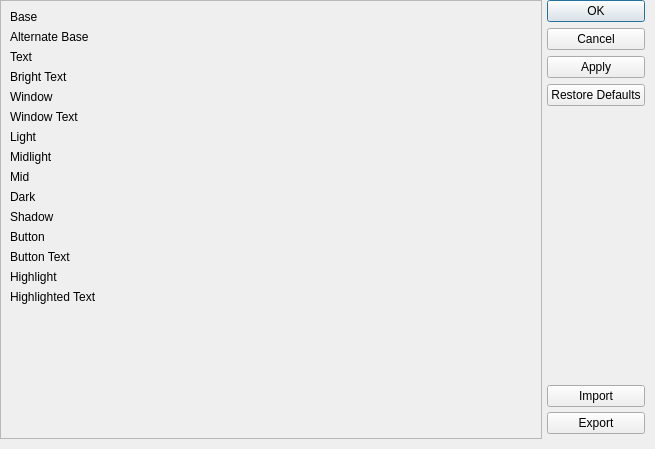
This is src/styleeditor.ui in beige/CreatorStyleEdit as Qt 5 draws it before an edit. The edited form follows.
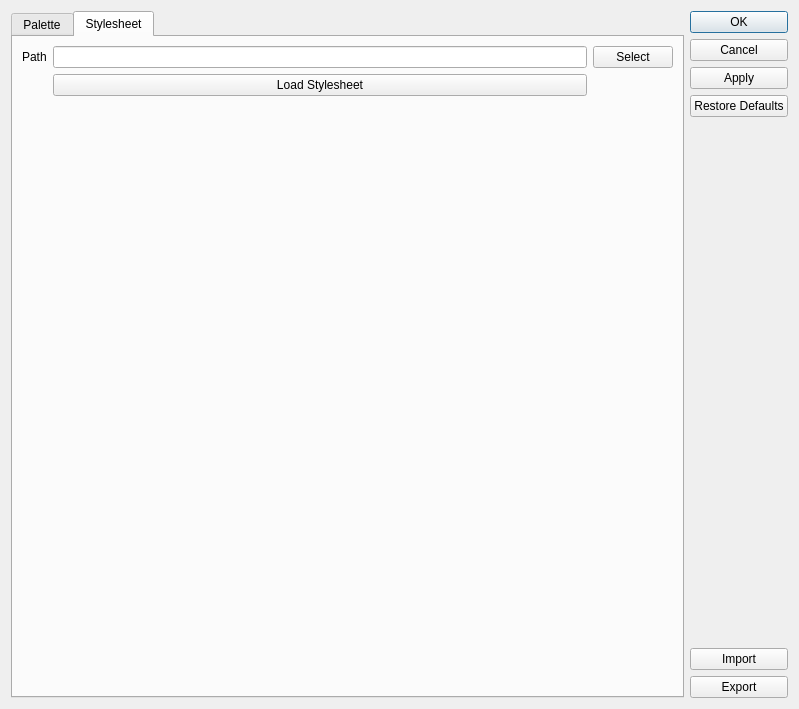
This is the edited form. Custom widgets are drawn as their Qt base class.

```diff
--- a/src/styleeditor.ui
+++ b/src/styleeditor.ui
@@ -6,36 +6,14 @@
    <rect>
     <x>0</x>
     <y>0</y>
-    <width>655</width>
-    <height>449</height>
+    <width>799</width>
+    <height>709</height>
    </rect>
   </property>
   <property name="windowTitle">
    <string>Dialog</string>
   </property>
   <layout class="QGridLayout" name="gridLayout">
-   <property name="leftMargin">
-    <number>0</number>
-   </property>
-   <property name="topMargin">
-    <number>0</number>
-   </property>
-   <property name="rightMargin">
-    <number>10</number>
-   </property>
-   <property name="bottomMargin">
-    <number>10</number>
-   </property>
-   <property name="spacing">
-    <number>5</number>
-   </property>
-   <item row="2" column="1">
-    <widget class="QPushButton" name="importPushButton">
-     <property name="text">
-      <string>Import</string>
-     </property>
-    </widget>
-   </item>
    <item row="0" column="1">
     <widget class="QDialogButtonBox" name="buttonBox">
      <property name="orientation">
@@ -46,6 +24,29 @@
      </property>
     </widget>
    </item>
+   <item row="1" column="1">
+    <spacer name="verticalSpacer">
+     <property name="orientation">
+      <enum>Qt::Vertical</enum>
+     </property>
+     <property name="sizeType">
+      <enum>QSizePolicy::Fixed</enum>
+     </property>
+     <property name="sizeHint" stdset="0">
+      <size>
+       <width>20</width>
+       <height>20</height>
+      </size>
+     </property>
+    </spacer>
+   </item>
+   <item row="2" column="1">
+    <widget class="QPushButton" name="importPushButton">
+     <property name="text">
+      <string>Import</string>
+     </property>
+    </widget>
+   </item>
    <item row="3" column="1">
     <widget class="QPushButton" name="exportPushButton">
      <property name="text">
@@ -53,7 +54,38 @@
      </property>
     </widget>
    </item>
-   <item row="0" column="0" rowspan="5">
+   <item row="0" column="0" rowspan="4">
+    <widget class="QTabWidget" name="tabWidget">
+     <property name="tabPosition">
+      <enum>QTabWidget::North</enum>
+     </property>
+     <property name="tabShape">
+      <enum>QTabWidget::Rounded</enum>
+     </property>
+     <property name="currentIndex">
+      <number>1</number>
+     </property>
+     <widget class="QWidget" name="paletteTab">
+      <attribute name="title">
+       <string>Palette</string>
+      </attribute>
+      <layout class="QGridLayout" name="gridLayout_2">
+       <property name="leftMargin">
+        <number>0</number>
+       </property>
+       <property name="topMargin">
+        <number>0</number>
+       </property>
+       <property name="rightMargin">
+        <number>0</number>
+       </property>
+       <property name="bottomMargin">
+        <number>0</number>
+       </property>
+       <property name="spacing">
+        <number>0</number>
+       </property>
+       <item row="0" column="0">
     <widget class="QScrollArea" name="scrollArea">
      <property name="widgetResizable">
       <bool>true</bool>
@@ -63,8 +95,8 @@
        <rect>
         <x>0</x>
         <y>0</y>
-        <width>501</width>
-        <height>433</height>
+            <width>627</width>
+            <height>655</height>
        </rect>
       </property>
       <layout class="QVBoxLayout" name="verticalLayout_2">
@@ -229,21 +261,57 @@
      </widget>
     </widget>
    </item>
-   <item row="1" column="1">
-    <spacer name="verticalSpacer">
+      </layout>
+     </widget>
+     <widget class="QWidget" name="stylesheetTab">
+      <attribute name="title">
+       <string>Stylesheet</string>
+      </attribute>
+      <layout class="QGridLayout" name="gridLayout_3">
+       <item row="1" column="2">
+        <widget class="QPushButton" name="loadStylesheetPushButton">
+         <property name="text">
+          <string>Load Stylesheet</string>
+         </property>
+        </widget>
+       </item>
+       <item row="0" column="3">
+        <widget class="QPushButton" name="selectStyleSheetPushButton">
+         <property name="text">
+          <string>Select</string>
+         </property>
+        </widget>
+       </item>
+       <item row="0" column="0">
+        <widget class="QLabel" name="stylesheetPathLabel">
+         <property name="text">
+          <string>Path</string>
+         </property>
+        </widget>
+       </item>
+       <item row="0" column="2">
+        <widget class="QLineEdit" name="stylesheetPathLineEdit">
+         <property name="readOnly">
+          <bool>true</bool>
+         </property>
+        </widget>
+       </item>
+       <item row="2" column="2">
+        <spacer name="verticalSpacer_2">
      <property name="orientation">
       <enum>Qt::Vertical</enum>
      </property>
-     <property name="sizeType">
-      <enum>QSizePolicy::Fixed</enum>
-     </property>
      <property name="sizeHint" stdset="0">
       <size>
        <width>20</width>
-       <height>20</height>
+           <height>40</height>
       </size>
      </property>
     </spacer>
+       </item>
+      </layout>
+     </widget>
+    </widget>
    </item>
   </layout>
  </widget>
```
Lines whose indentation alone changed are shown as unchanged.
